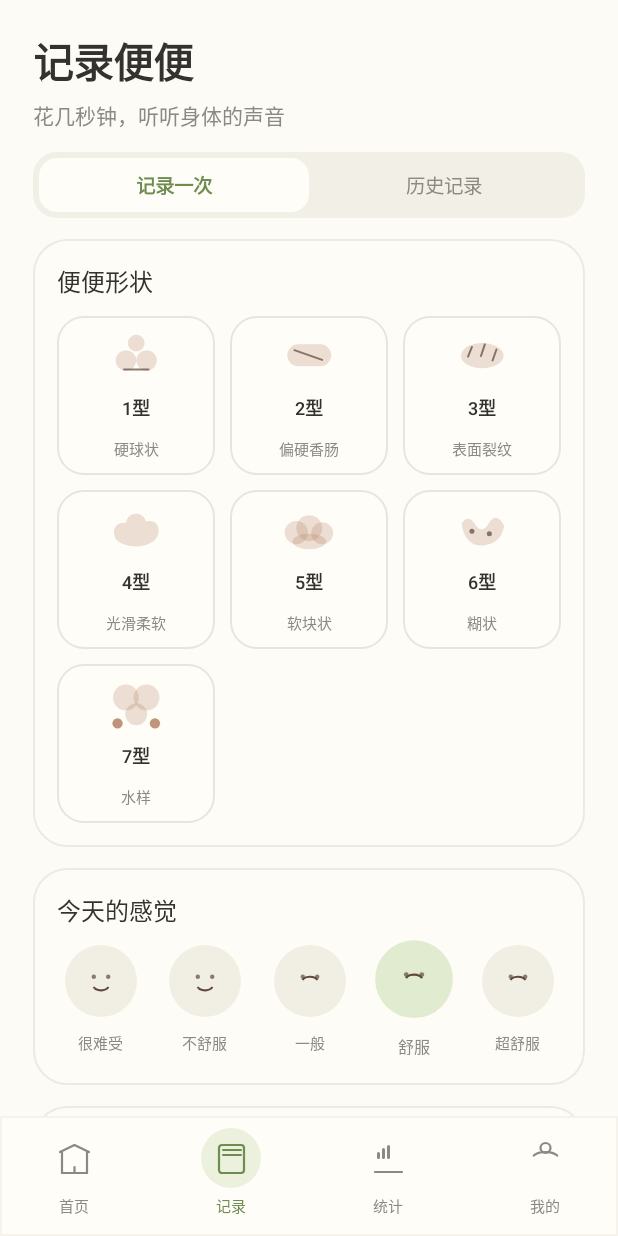
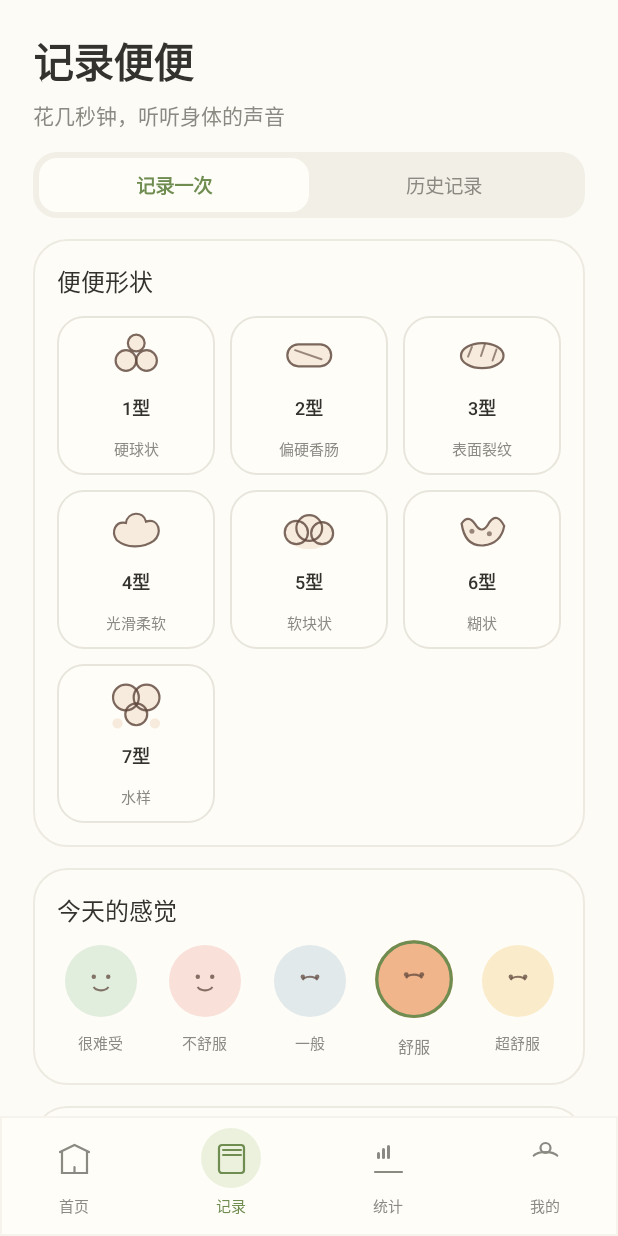
Before and after one commit to yusheng266186-beep/pupu-diary, an Android app built with Jetpack Compose: the screen it shows after launch (MainActivity), after a tap on "记录便便", on a phone screen of 412 x 824 dp. Run offline under Robolectric (Android 15) with nearby library versions, the phone set to English and light mode, and no system bars; our stand-ins replace Room's generated code; libraries missing offline, so code that uses them is left out: java.text, java.util, org.json.

Commit message:
feat: complete hand drawn icon and type styling

```diff
--- a/app/build.gradle.kts
+++ b/app/build.gradle.kts
@@ -13,8 +13,8 @@ android {
         applicationId = "com.shunshun.app"
         minSdk = 26
         targetSdk = 34
-        versionCode = 3
-        versionName = "1.2.0"
+        versionCode = 4
+        versionName = "1.3.0"
     }
 
     buildFeatures { compose = true }
--- a/app/src/main/java/com/shunshun/app/MainActivity.kt
+++ b/app/src/main/java/com/shunshun/app/MainActivity.kt
@@ -262,15 +262,15 @@ private fun PoopMascot(size: Dp, mood: MascotMood = MascotMood.Default) {
 @Composable
 private fun StoolIcon(type: Int, size: Dp = 48.dp) {
     Canvas(Modifier.size(size)) {
-        val w = size.toPx(); val h = size.toPx(); val fill = Brown.copy(alpha = .22f); val detail = BrownDark.copy(alpha = .72f)
+        val w = size.toPx(); val h = size.toPx(); val fill = Color(0xFFF6EBDD); val outline = BrownDark.copy(alpha = .82f); val detail = BrownDark.copy(alpha = .62f); val stroke = Stroke(width = 2.2f, cap = StrokeCap.Round)
         when (type) {
-            1 -> { drawCircle(fill, w * .16f, Offset(w * .34f, h * .55f)); drawCircle(fill, w * .16f, Offset(w * .66f, h * .55f)); drawCircle(fill, w * .13f, Offset(w * .50f, h * .28f)); drawLine(detail, Offset(w * .31f, h * .69f), Offset(w * .69f, h * .69f), 2f, StrokeCap.Round) }
-            2 -> { drawRoundRect(fill, topLeft = Offset(w * .16f, h * .30f), size = Size(w * .68f, h * .34f), cornerRadius = androidx.compose.ui.geometry.CornerRadius(w * .17f)); drawLine(detail, Offset(w * .27f, h * .39f), Offset(w * .70f, h * .54f), 2f, StrokeCap.Round) }
-            3 -> { drawOval(fill, topLeft = Offset(w * .17f, h * .28f), size = Size(w * .66f, h * .39f)); drawLine(detail, Offset(w * .34f, h * .34f), Offset(w * .28f, h * .49f), 2f, StrokeCap.Round); drawLine(detail, Offset(w * .54f, h * .30f), Offset(w * .48f, h * .48f), 2f, StrokeCap.Round); drawLine(detail, Offset(w * .72f, h * .38f), Offset(w * .66f, h * .55f), 2f, StrokeCap.Round) }
-            4 -> { val p = Path().apply { moveTo(w * .20f, h * .64f); cubicTo(w * .10f, h * .50f, w * .18f, h * .34f, w * .34f, h * .37f); cubicTo(w * .37f, h * .19f, w * .61f, h * .18f, w * .65f, h * .35f); cubicTo(w * .86f, h * .29f, w * .91f, h * .54f, w * .77f, h * .65f); cubicTo(w * .60f, h * .77f, w * .34f, h * .76f, w * .20f, h * .64f); close() }; drawPath(p, fill) }
-            5 -> { drawCircle(fill, w * .18f, Offset(w * .30f, h * .52f)); drawCircle(fill, w * .20f, Offset(w * .50f, h * .45f)); drawCircle(fill, w * .17f, Offset(w * .70f, h * .53f)); drawOval(fill, topLeft = Offset(w * .24f, h * .54f), size = Size(w * .52f, h * .24f)) }
-            6 -> { val p = Path().apply { moveTo(w * .18f, h * .38f); quadraticTo(w * .28f, h * .23f, w * .39f, h * .39f); quadraticTo(w * .50f, h * .57f, w * .61f, h * .36f); quadraticTo(w * .73f, h * .20f, w * .84f, h * .42f); quadraticTo(w * .79f, h * .69f, w * .52f, h * .72f); quadraticTo(w * .23f, h * .74f, w * .18f, h * .38f); close() }; drawPath(p, fill); drawCircle(detail, 2.5f, Offset(w * .34f, h * .50f)); drawCircle(detail, 2.5f, Offset(w * .61f, h * .54f)) }
-            else -> { drawCircle(fill, w * .20f, Offset(w * .34f, h * .38f)); drawCircle(fill, w * .20f, Offset(w * .66f, h * .38f)); drawCircle(fill, w * .17f, Offset(w * .50f, h * .64f)); drawCircle(fill.copy(alpha = .75f), w * .08f, Offset(w * .21f, h * .78f)); drawCircle(fill.copy(alpha = .75f), w * .08f, Offset(w * .79f, h * .78f)) }
+            1 -> { drawCircle(fill, w * .16f, Offset(w * .34f, h * .55f)); drawCircle(fill, w * .16f, Offset(w * .66f, h * .55f)); drawCircle(fill, w * .13f, Offset(w * .50f, h * .28f)); drawCircle(outline, w * .16f, Offset(w * .34f, h * .55f), style = stroke); drawCircle(outline, w * .16f, Offset(w * .66f, h * .55f), style = stroke); drawCircle(outline, w * .13f, Offset(w * .50f, h * .28f), style = stroke) }
+            2 -> { drawRoundRect(fill, topLeft = Offset(w * .16f, h * .30f), size = Size(w * .68f, h * .34f), cornerRadius = androidx.compose.ui.geometry.CornerRadius(w * .17f)); drawRoundRect(outline, topLeft = Offset(w * .16f, h * .30f), size = Size(w * .68f, h * .34f), cornerRadius = androidx.compose.ui.geometry.CornerRadius(w * .17f), style = stroke); drawLine(detail, Offset(w * .28f, h * .39f), Offset(w * .69f, h * .53f), 2f, StrokeCap.Round) }
+            3 -> { drawOval(fill, topLeft = Offset(w * .17f, h * .28f), size = Size(w * .66f, h * .39f)); drawOval(outline, topLeft = Offset(w * .17f, h * .28f), size = Size(w * .66f, h * .39f), style = stroke); drawLine(detail, Offset(w * .34f, h * .34f), Offset(w * .28f, h * .49f), 2f, StrokeCap.Round); drawLine(detail, Offset(w * .54f, h * .30f), Offset(w * .48f, h * .48f), 2f, StrokeCap.Round); drawLine(detail, Offset(w * .72f, h * .38f), Offset(w * .66f, h * .55f), 2f, StrokeCap.Round) }
+            4 -> { val p = Path().apply { moveTo(w * .20f, h * .64f); cubicTo(w * .10f, h * .50f, w * .18f, h * .34f, w * .34f, h * .37f); cubicTo(w * .37f, h * .19f, w * .61f, h * .18f, w * .65f, h * .35f); cubicTo(w * .86f, h * .29f, w * .91f, h * .54f, w * .77f, h * .65f); cubicTo(w * .60f, h * .77f, w * .34f, h * .76f, w * .20f, h * .64f); close() }; drawPath(p, fill); drawPath(p, outline, style = stroke) }
+            5 -> { drawCircle(fill, w * .18f, Offset(w * .30f, h * .52f)); drawCircle(fill, w * .20f, Offset(w * .50f, h * .45f)); drawCircle(fill, w * .17f, Offset(w * .70f, h * .53f)); drawOval(fill, topLeft = Offset(w * .24f, h * .54f), size = Size(w * .52f, h * .24f)); drawCircle(outline, w * .18f, Offset(w * .30f, h * .52f), style = stroke); drawCircle(outline, w * .20f, Offset(w * .50f, h * .45f), style = stroke); drawCircle(outline, w * .17f, Offset(w * .70f, h * .53f), style = stroke) }
+            6 -> { val p = Path().apply { moveTo(w * .18f, h * .38f); quadraticTo(w * .28f, h * .23f, w * .39f, h * .39f); quadraticTo(w * .50f, h * .57f, w * .61f, h * .36f); quadraticTo(w * .73f, h * .20f, w * .84f, h * .42f); quadraticTo(w * .79f, h * .69f, w * .52f, h * .72f); quadraticTo(w * .23f, h * .74f, w * .18f, h * .38f); close() }; drawPath(p, fill); drawPath(p, outline, style = stroke); drawCircle(detail, 2.5f, Offset(w * .34f, h * .50f)); drawCircle(detail, 2.5f, Offset(w * .61f, h * .54f)) }
+            else -> { drawCircle(fill, w * .20f, Offset(w * .34f, h * .38f)); drawCircle(fill, w * .20f, Offset(w * .66f, h * .38f)); drawCircle(fill, w * .17f, Offset(w * .50f, h * .64f)); drawCircle(outline, w * .20f, Offset(w * .34f, h * .38f), style = stroke); drawCircle(outline, w * .20f, Offset(w * .66f, h * .38f), style = stroke); drawCircle(outline, w * .17f, Offset(w * .50f, h * .64f), style = stroke); drawCircle(fill, w * .08f, Offset(w * .21f, h * .78f)); drawCircle(fill, w * .08f, Offset(w * .79f, h * .78f)) }
         }
     }
 }
@@ -279,7 +279,8 @@ private fun StoolIcon(type: Int, size: Dp = 48.dp) {
 private fun MoodFace(index: Int, selected: Boolean, onClick: () -> Unit) {
     val scale by animateFloatAsState(if (selected) 1.08f else 1f, spring(dampingRatio = .6f), label = "mood")
     Column(Modifier.width(58.dp).scale(scale).clickable(onClick = onClick), horizontalAlignment = Alignment.CenterHorizontally) {
-        Box(Modifier.size(48.dp).background(if (selected) SageLight else Color(0xFFF1EEE4), CircleShape), contentAlignment = Alignment.Center) { Canvas(Modifier.fillMaxSize().padding(12.dp)) { drawCircle(BrownDark.copy(alpha = .7f), 2.2f, Offset(size.width * .30f, size.height * .38f)); drawCircle(BrownDark.copy(alpha = .7f), 2.2f, Offset(size.width * .70f, size.height * .38f)); if (index < 2) drawArc(BrownDark, 20f, 140f, false, topLeft = Offset(size.width * .28f, size.height * .48f), size = Size(size.width * .44f, size.height * .28f), style = Stroke(2f)) else drawArc(BrownDark, 200f, 140f, false, topLeft = Offset(size.width * .28f, size.height * .38f), size = Size(size.width * .44f, size.height * .28f), style = Stroke(2f)) } }
+        val faceColors = listOf(Color(0xFFB8D6B8), Color(0xFFF0B8AE), Color(0xFFB8CCD9), Color(0xFFF1B58B), Color(0xFFF2D48A))
+        Box(Modifier.size(48.dp).background(if (selected) faceColors[index] else faceColors[index].copy(alpha = .42f), CircleShape).border(if (selected) 2.dp else 0.dp, if (selected) SageDark else Color.Transparent, CircleShape), contentAlignment = Alignment.Center) { Canvas(Modifier.fillMaxSize().padding(12.dp)) { val ink = BrownDark.copy(alpha = .75f); drawCircle(ink, 2.2f, Offset(size.width * .30f, size.height * .38f)); drawCircle(ink, 2.2f, Offset(size.width * .70f, size.height * .38f)); if (index < 2) drawArc(ink, 20f, 140f, false, topLeft = Offset(size.width * .28f, size.height * .48f), size = Size(size.width * .44f, size.height * .28f), style = Stroke(2f)) else drawArc(ink, 200f, 140f, false, topLeft = Offset(size.width * .28f, size.height * .38f), size = Size(size.width * .44f, size.height * .28f), style = Stroke(2f)) } }
         Text(listOf("很难受", "不舒服", "一般", "舒服", "超舒服")[index], color = Muted, fontSize = 10.sp, modifier = Modifier.padding(top = 5.dp))
     }
 }
@@ -287,7 +288,7 @@ private fun MoodFace(index: Int, selected: Boolean, onClick: () -> Unit) {
 @Composable
 private fun PrimaryButton(label: String, onClick: () -> Unit) {
     val source = remember { androidx.compose.foundation.interaction.MutableInteractionSource() }; val pressed by source.collectIsPressedAsState()
-    Button(onClick = onClick, interactionSource = source, modifier = Modifier.fillMaxWidth().height(53.dp).scale(if (pressed) .97f else 1f), shape = RoundedCornerShape(28.dp), colors = ButtonDefaults.buttonColors(containerColor = Sage), elevation = ButtonDefaults.buttonElevation(defaultElevation = 0.dp, pressedElevation = 0.dp)) { Text(label, fontSize = 16.sp, fontWeight = FontWeight.Medium) }
+    Box(Modifier.fillMaxWidth().height(53.dp).scale(if (pressed) .97f else 1f).background(Sage, RoundedCornerShape(28.dp)).clickable(interactionSource = source, indication = null, onClick = onClick), contentAlignment = Alignment.Center) { Text(label, color = Color.White, fontSize = 16.sp, fontWeight = FontWeight.Medium) }
 }
 
 @Composable
```
Also changed, not shown: 1 other file.
